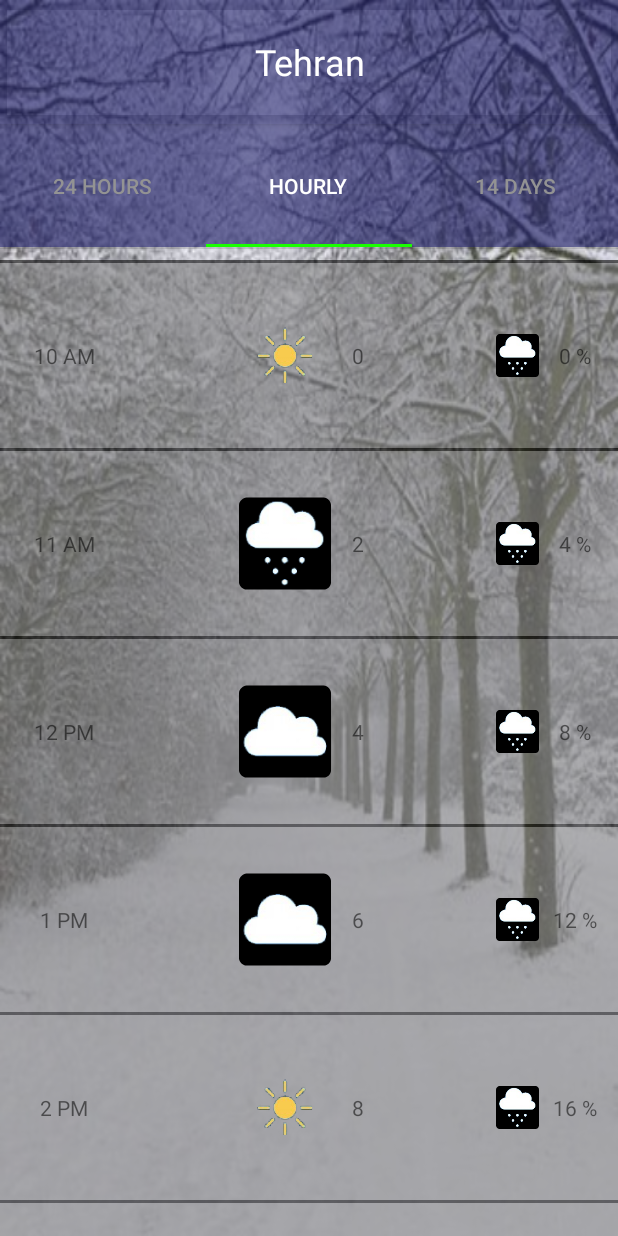
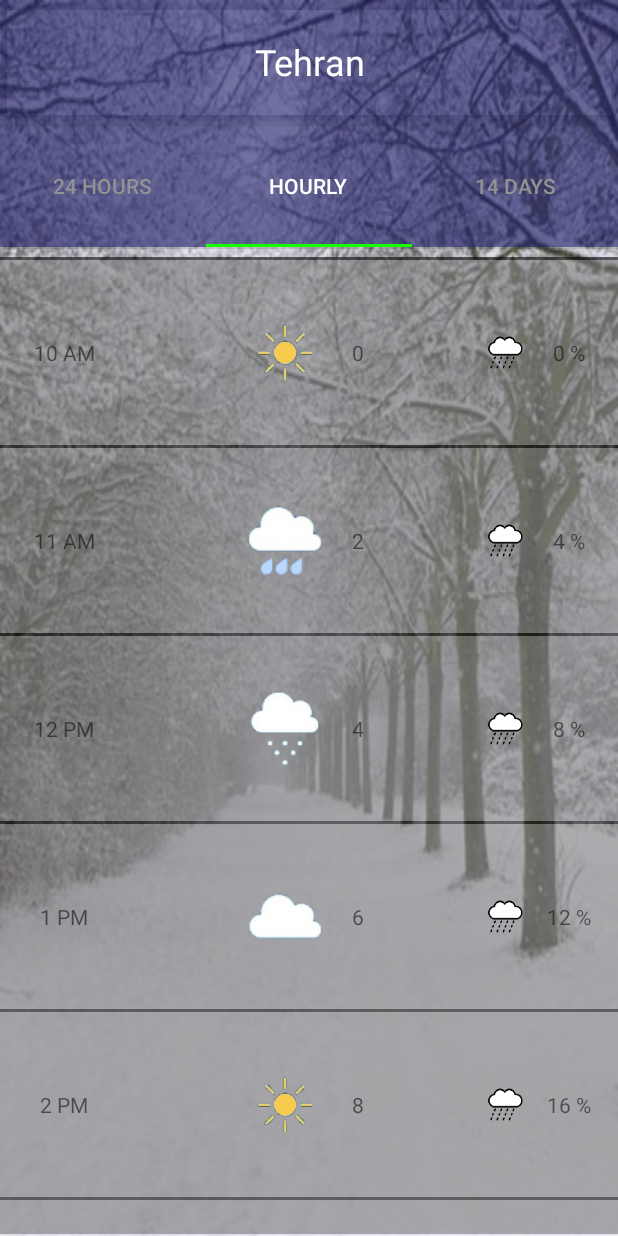
Before and after one commit to sinak-47/WeatherApp, an Android app: the screen it shows after launch (MainActivity), tab 2 chosen, on a phone screen of 412 x 824 dp. Run offline under Robolectric (Android 15) with nearby library versions, the phone set to English and light mode, and no system bars.

Commit message:
Dynamic_UI image bug fixed

```diff
--- a/app/src/main/java/com/example/snabavi/weatherapp/Fraq_14D.java
+++ b/app/src/main/java/com/example/snabavi/weatherapp/Fraq_14D.java
@@ -46,10 +46,10 @@
 				(int) (MyTools.get_Screen_Height(ROOT) * 0.15));
 
 		Text_Params[0] = new ConstraintLayout.LayoutParams(
-				(int) (MyTools.get_Screen_Width(ROOT)*0.15),
+				(int) (MyTools.get_Screen_Width(ROOT)*0.2),
 				ConstraintLayout.LayoutParams.WRAP_CONTENT);
 		Text_Params[4] = new ConstraintLayout.LayoutParams(
-				(int) (MyTools.get_Screen_Width(ROOT)*0.15),
+				(int) (MyTools.get_Screen_Width(ROOT)*0.2),
 				ConstraintLayout.LayoutParams.WRAP_CONTENT);
 		Text_Params[3] = new ConstraintLayout.LayoutParams(
 				(int) (MyTools.get_Screen_Width(ROOT)*0.05),
@@ -127,7 +127,7 @@
 			textView_day.setText(MyTools.get_Day((short) i));
 			constraintLayout.addView(textView_day);
 			textView_day.setLayoutParams(Text_Params[0]);
-			textView_day.setGravity(Gravity.LEFT);
+			textView_day.setGravity(Gravity.CENTER);
 
 			ImageView imageView_weather[] = new ImageView[2];
 			imageView_weather[0] = new ImageView(ROOT);
--- a/app/src/main/java/com/example/snabavi/weatherapp/Fraq_24H.java
+++ b/app/src/main/java/com/example/snabavi/weatherapp/Fraq_24H.java
@@ -45,7 +45,7 @@
 				(int) (MyTools.get_Screen_Height(ROOT) * 0.185));
 
 		Text_Params[0] = new ConstraintLayout.LayoutParams(
-				(int) (MyTools.get_Screen_Width(ROOT)*0.15),
+				(int) (MyTools.get_Screen_Width(ROOT)*0.2),
 				ConstraintLayout.LayoutParams.MATCH_PARENT);
 
 		Text_Params[1] = new ConstraintLayout.LayoutParams(
@@ -53,7 +53,7 @@
 				ConstraintLayout.LayoutParams.MATCH_PARENT);
 
 		Text_Params[2] = new ConstraintLayout.LayoutParams(
-				(int) (MyTools.get_Screen_Width(ROOT)*0.08),
+				(int) (MyTools.get_Screen_Width(ROOT)*0.1),
 				ConstraintLayout.LayoutParams.MATCH_PARENT);
 
 		Linear_Params = new LinearLayout.LayoutParams(ViewGroup.LayoutParams.MATCH_PARENT,
--- a/app/src/main/java/com/example/snabavi/weatherapp/Fraq_Hourly.java
+++ b/app/src/main/java/com/example/snabavi/weatherapp/Fraq_Hourly.java
@@ -54,7 +54,7 @@
 				ConstraintLayout.LayoutParams.MATCH_PARENT);
 
 		Text_Params[2] = new ConstraintLayout.LayoutParams(
-				(int) (MyTools.get_Screen_Width(ROOT)*0.08),
+				(int) (MyTools.get_Screen_Width(ROOT)*0.1),
 				ConstraintLayout.LayoutParams.MATCH_PARENT);
 
 
--- a/app/src/main/java/com/example/snabavi/weatherapp/MyTools.java
+++ b/app/src/main/java/com/example/snabavi/weatherapp/MyTools.java
@@ -2,6 +2,7 @@
 
 import android.app.Activity;
 import android.content.Context;
+import android.support.annotation.DrawableRes;
 import android.util.DisplayMetrics;
 
 import java.text.SimpleDateFormat;
@@ -175,7 +176,8 @@
 		}
 	}
 
-	public static int Convert_State(short state)
+	public static @DrawableRes
+	int Convert_State(short state)
 	{
 		switch (state)
 		{
--- a/app/src/main/java/com/example/snabavi/weatherapp/Weather.java
+++ b/app/src/main/java/com/example/snabavi/weatherapp/Weather.java
@@ -92,7 +92,7 @@
 		}
 
 
-		for (int i = 1; i < 3; i++)
+		for (int i = 1; i < 4; i++)
 		{
 			time[i] = (short) (time[i - 1] + 1);
 			if (time[i] == 4)
--- a/app/src/main/res/layout/activity_main.xml
+++ b/app/src/main/res/layout/activity_main.xml
@@ -30,29 +30,22 @@
 		app:layout_constraintStart_toStartOf = "parent"
 		app:layout_constraintTop_toBottomOf = "@+id/tab_changer"/>
 
-	<View
-		android:id = "@+id/view"
-		android:layout_width = "5dp"
-		android:layout_height = "0dp"
-		app:layout_constraintEnd_toEndOf = "parent"
-		app:layout_constraintHeight_percent = "0.03"
-		app:layout_constraintStart_toStartOf = "parent"
-		app:layout_constraintTop_toTopOf = "parent"
-		android:visibility="invisible"/>
-
 	<TextView
 		android:id = "@+id/textView"
 		android:layout_width = "wrap_content"
 		android:layout_height = "wrap_content"
+		android:layout_marginTop = "2dp"
+		android:layout_marginBottom = "2dp"
 		android:gravity = "center"
 		android:text = "Tehran"
-		android:translationZ="10dp"
-		android:textColor="#ffffff"
+		android:textColor = "#ffffff"
 		android:textSize = "24sp"
+		android:translationZ = "10dp"
 		android:visibility = "visible"
+		app:layout_constraintBottom_toTopOf = "@+id/tab_changer"
 		app:layout_constraintEnd_toEndOf = "@+id/top_bar"
 		app:layout_constraintStart_toStartOf = "parent"
-		app:layout_constraintTop_toBottomOf = "@+id/view"
+		app:layout_constraintTop_toTopOf = "parent"
 		tools:text = "Tehran"/>
 
 
@@ -77,10 +70,12 @@
 		android:id = "@+id/view_pager"
 		android:layout_width = "match_parent"
 		android:layout_height = "0dp"
+		android:layout_marginTop = "4dp"
 		app:layout_constraintBottom_toBottomOf = "parent"
 		app:layout_constraintEnd_toEndOf = "parent"
 		app:layout_constraintHeight_percent = "0.79"
-		app:layout_constraintStart_toStartOf = "parent"/>
+		app:layout_constraintStart_toStartOf = "parent"
+		app:layout_constraintTop_toBottomOf = "@+id/divider"/>
 
 
 </android.support.constraint.ConstraintLayout>
--- a/app/src/main/res/mipmap-anydpi-v26/ic_cloud.xml
+++ /dev/null
@@ -1,5 +0,0 @@
-<?xml version="1.0" encoding="utf-8"?>
-<adaptive-icon xmlns:android="http://schemas.android.com/apk/res/android">
-    <background android:drawable="@mipmap/ic_launcher_background"/>
-    <foreground android:drawable="@mipmap/ic_launcher_foreground"/>
-</adaptive-icon>
--- a/app/src/main/res/mipmap-anydpi-v26/ic_cloudy.xml
+++ /dev/null
@@ -1,5 +0,0 @@
-<?xml version="1.0" encoding="utf-8"?>
-<adaptive-icon xmlns:android="http://schemas.android.com/apk/res/android">
-    <background android:drawable="@mipmap/ic_launcher_background"/>
-    <foreground android:drawable="@mipmap/ic_snowss"/>
-</adaptive-icon>
--- a/app/src/main/res/mipmap-anydpi-v26/ic_humidity.xml
+++ /dev/null
@@ -1,5 +0,0 @@
-<?xml version="1.0" encoding="utf-8"?>
-<adaptive-icon xmlns:android="http://schemas.android.com/apk/res/android">
-    <background android:drawable="@mipmap/ic_launcher_background"/>
-    <foreground android:drawable="@mipmap/ic_launcher_foreground"/>
-</adaptive-icon>
--- a/app/src/main/res/mipmap-anydpi-v26/ic_night.xml
+++ /dev/null
@@ -1,5 +0,0 @@
-<?xml version="1.0" encoding="utf-8"?>
-<adaptive-icon xmlns:android="http://schemas.android.com/apk/res/android">
-    <background android:drawable="@mipmap/ic_launcher_background"/>
-    <foreground android:drawable="@mipmap/ic_launcher_foreground"/>
-</adaptive-icon>
--- a/app/src/main/res/mipmap-anydpi-v26/ic_rainy.xml
+++ /dev/null
@@ -1,5 +0,0 @@
-<?xml version="1.0" encoding="utf-8"?>
-<adaptive-icon xmlns:android="http://schemas.android.com/apk/res/android">
-    <background android:drawable="@mipmap/ic_launcher_background"/>
-    <foreground android:drawable="@mipmap/ic_launcher_foreground"/>
-</adaptive-icon>
--- a/app/src/main/res/mipmap-anydpi-v26/ic_snowy.xml
+++ /dev/null
@@ -1,5 +0,0 @@
-<?xml version="1.0" encoding="utf-8"?>
-<adaptive-icon xmlns:android="http://schemas.android.com/apk/res/android">
-    <background android:drawable="@mipmap/ic_launcher_background"/>
-    <foreground android:drawable="@mipmap/ic_snowss"/>
-</adaptive-icon>
```
